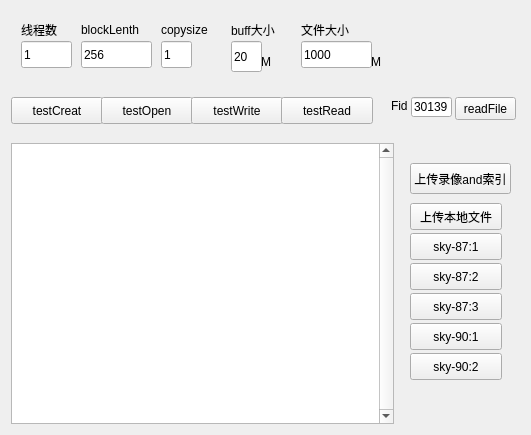
The window that mainwindow.ui (3642214/sdfs_client_qt_demo) describes before a commit, drawn with Qt 5.
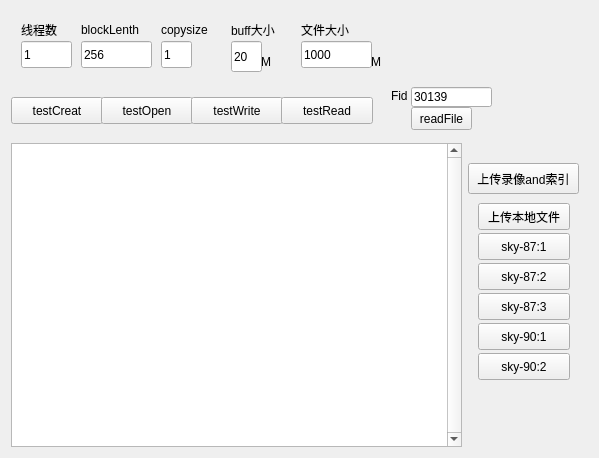
The same window after the commit.

```diff
--- a/mainwindow.ui
+++ b/mainwindow.ui
@@ -9,8 +9,8 @@
    <rect>
     <x>0</x>
     <y>0</y>
-    <width>531</width>
-    <height>435</height>
+    <width>599</width>
+    <height>458</height>
    </rect>
   </property>
   <property name="minimumSize">
@@ -267,8 +267,8 @@
         <widget class="QPushButton" name="readFileButton">
          <property name="geometry">
           <rect>
-           <x>444</x>
-           <y>10</y>
+           <x>400</x>
+           <y>20</y>
            <width>61</width>
            <height>23</height>
           </rect>
@@ -281,8 +281,8 @@
          <property name="geometry">
           <rect>
            <x>400</x>
-           <y>10</y>
-           <width>41</width>
+           <y>0</y>
+           <width>81</width>
            <height>20</height>
           </rect>
          </property>
@@ -294,7 +294,7 @@
          <property name="geometry">
           <rect>
            <x>380</x>
-           <y>10</y>
+           <y>0</y>
            <width>21</width>
            <height>17</height>
           </rect>
@@ -412,9 +412,9 @@
           <widget class="QPushButton" name="upLocalFile_Ex">
            <property name="geometry">
             <rect>
-             <x>10</x>
+             <x>0</x>
              <y>20</y>
-             <width>101</width>
+             <width>111</width>
              <height>31</height>
             </rect>
            </property>
```
Left out of the diff: 8 changed lines with no effect on the pictures.
